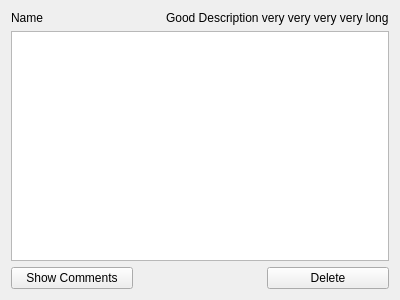
Before: the Qt Designer form phoma/forms/photoform.ui in abcdw/phoma, drawn with Qt 5.
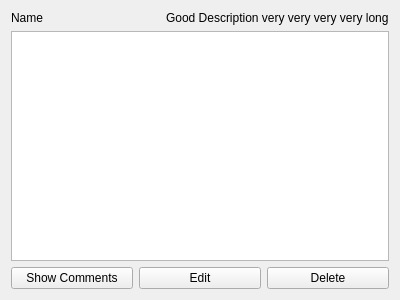
After: the same form once the commit is applied.

```diff
--- a/phoma/forms/photoform.ui
+++ b/phoma/forms/photoform.ui
@@ -49,6 +49,13 @@
      </item>
     </layout>
    </item>
+   <item row="5" column="1">
+    <widget class="QPushButton" name="editButton">
+     <property name="text">
+      <string>Edit</string>
+     </property>
+    </widget>
+   </item>
   </layout>
  </widget>
  <resources/>
```
